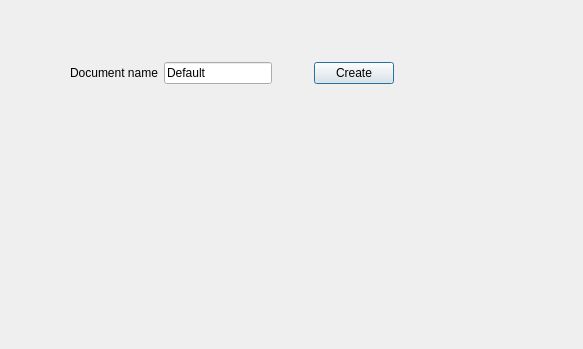
Old version of the form CLIENT/GUI/ui/gui_newdoc.ui in the repository GiuliCler/GIMPteam.
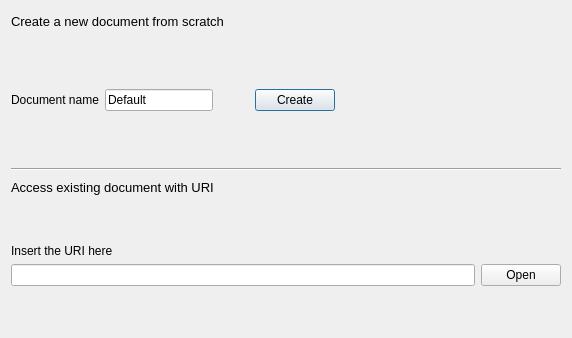
New version of the form.

Commit message:
Documents tab restyle
Ho mergiato i 3 tab in 2.
Ho anche fatto un po' di pulizia del codice

```diff
--- a/CLIENT/GUI/ui/gui_newdoc.ui
+++ b/CLIENT/GUI/ui/gui_newdoc.ui
@@ -6,8 +6,8 @@
    <rect>
     <x>0</x>
     <y>0</y>
-    <width>583</width>
-    <height>349</height>
+    <width>572</width>
+    <height>338</height>
    </rect>
   </property>
   <property name="sizePolicy">
@@ -19,8 +19,39 @@
   <property name="windowTitle">
    <string>Form</string>
   </property>
-  <layout class="QGridLayout" name="gridLayout" rowstretch="1,1,5" columnstretch="1,1,3">
-   <item row="0" column="1">
+  <layout class="QVBoxLayout" name="verticalLayout_4" stretch="1,0,1">
+   <item>
+    <layout class="QVBoxLayout" name="verticalLayout" stretch="0,1,0,1">
+     <item>
+      <layout class="QHBoxLayout" name="horizontalLayout_3">
+       <item>
+        <widget class="QLabel" name="label_3">
+         <property name="font">
+          <font>
+           <pointsize>10</pointsize>
+          </font>
+         </property>
+         <property name="text">
+          <string>Create a new document from scratch</string>
+         </property>
+        </widget>
+       </item>
+       <item>
+        <spacer name="horizontalSpacer">
+         <property name="orientation">
+          <enum>Qt::Horizontal</enum>
+         </property>
+         <property name="sizeHint" stdset="0">
+          <size>
+           <width>40</width>
+           <height>20</height>
+          </size>
+         </property>
+        </spacer>
+       </item>
+      </layout>
+     </item>
+     <item>
     <spacer name="verticalSpacer_2">
      <property name="orientation">
       <enum>Qt::Vertical</enum>
@@ -33,20 +64,7 @@
      </property>
     </spacer>
    </item>
-   <item row="1" column="0">
-    <spacer name="horizontalSpacer">
-     <property name="orientation">
-      <enum>Qt::Horizontal</enum>
-     </property>
-     <property name="sizeHint" stdset="0">
-      <size>
-       <width>50</width>
-       <height>20</height>
-      </size>
-     </property>
-    </spacer>
-   </item>
-   <item row="1" column="1">
+     <item>
     <layout class="QHBoxLayout" name="horizontalLayout">
      <item>
       <widget class="QLabel" name="label">
@@ -100,9 +118,7 @@
        </property>
       </widget>
      </item>
-    </layout>
-   </item>
-   <item row="1" column="2">
+       <item>
     <spacer name="horizontalSpacer_2">
      <property name="orientation">
       <enum>Qt::Horizontal</enum>
@@ -115,7 +131,9 @@
      </property>
     </spacer>
    </item>
-   <item row="2" column="1">
+      </layout>
+     </item>
+     <item>
     <spacer name="verticalSpacer_3">
      <property name="orientation">
       <enum>Qt::Vertical</enum>
@@ -127,6 +145,105 @@
       </size>
      </property>
     </spacer>
+     </item>
+    </layout>
+   </item>
+   <item>
+    <widget class="Line" name="line">
+     <property name="orientation">
+      <enum>Qt::Horizontal</enum>
+     </property>
+    </widget>
+   </item>
+   <item>
+    <layout class="QVBoxLayout" name="verticalLayout_3">
+     <item>
+      <layout class="QHBoxLayout" name="horizontalLayout_4">
+       <item>
+        <widget class="QLabel" name="label_4">
+         <property name="font">
+          <font>
+           <pointsize>10</pointsize>
+          </font>
+         </property>
+         <property name="text">
+          <string>Access existing document with URI</string>
+         </property>
+        </widget>
+       </item>
+       <item>
+        <spacer name="horizontalSpacer_4">
+         <property name="orientation">
+          <enum>Qt::Horizontal</enum>
+         </property>
+         <property name="sizeHint" stdset="0">
+          <size>
+           <width>40</width>
+           <height>20</height>
+          </size>
+         </property>
+        </spacer>
+       </item>
+      </layout>
+     </item>
+     <item>
+      <spacer name="verticalSpacer">
+       <property name="orientation">
+        <enum>Qt::Vertical</enum>
+       </property>
+       <property name="sizeHint" stdset="0">
+        <size>
+         <width>20</width>
+         <height>13</height>
+        </size>
+       </property>
+      </spacer>
+     </item>
+     <item>
+      <layout class="QVBoxLayout" name="verticalLayout_2">
+       <item>
+        <widget class="QLabel" name="label_2">
+         <property name="cursor">
+          <cursorShape>IBeamCursor</cursorShape>
+         </property>
+         <property name="text">
+          <string>Insert the URI here</string>
+         </property>
+         <property name="textInteractionFlags">
+          <set>Qt::LinksAccessibleByMouse|Qt::TextSelectableByMouse</set>
+         </property>
+        </widget>
+       </item>
+       <item>
+        <layout class="QHBoxLayout" name="horizontalLayout_2">
+         <item>
+          <widget class="QLineEdit" name="URILineEdit"/>
+         </item>
+         <item>
+          <widget class="QPushButton" name="openURIPushButton">
+           <property name="text">
+            <string>Open</string>
+           </property>
+          </widget>
+         </item>
+        </layout>
+       </item>
+      </layout>
+     </item>
+     <item>
+      <spacer name="verticalSpacer_4">
+       <property name="orientation">
+        <enum>Qt::Vertical</enum>
+       </property>
+       <property name="sizeHint" stdset="0">
+        <size>
+         <width>20</width>
+         <height>38</height>
+        </size>
+       </property>
+      </spacer>
+     </item>
+    </layout>
    </item>
   </layout>
  </widget>
```
Lines whose indentation alone changed are shown as unchanged. The commit also changes 27 other files.
